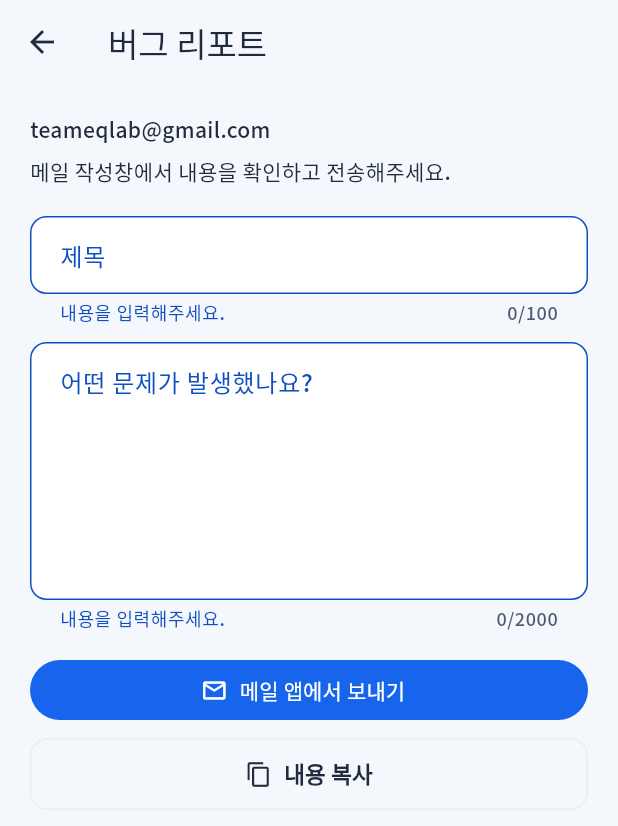
After one commit to Google-Ajou-CapstoneDesign/Suwon_multiculturalism_v2, a Flutter app: the BugReportScreen screen opened directly, after a tap on "메일 앱에서 보내기", on a phone screen of 412 x 824 dp. The commit adds this screen. Shown: the top 826 px of the screen. Run offline on Flutter 3.47's test engine with Material 3 defaults, Android fonts, the phone set to English and light mode, and no system bars; our stand-ins replace firebase_auth, firebase_core, flutter_markdown_plus, geolocator, google_sign_in, pdf and 1 more; missing offline and left inert: file_selector; accounts and stored records are empty; network calls fail; statements that could not run were skipped; project files that could hold a hidden picture were left out.

Commit message:
feat: 버그 리포트 기능 추가

```diff
--- /dev/null
+++ b/frontend/lib/features/settings/models/bug_report_email.dart
@@ -0,0 +1,24 @@
+class BugReportEmail {
+  const BugReportEmail({required this.title, required this.description});
+
+  static const recipient = 'teameqlab@gmail.com';
+  final String title;
+  final String description;
+
+  String get subject => '[Local Bridge Bug Report] ${title.trim()}';
+  String get body => description.trim();
+
+  // mailto의 공백은 +가 아닌 %20으로 인코딩해야 메일 앱에서 원문이 유지된다.
+  Uri get uri => Uri(
+    scheme: 'mailto',
+    path: recipient,
+    query: {'subject': subject, 'body': body}.entries
+        .map(
+          (entry) =>
+              '${Uri.encodeComponent(entry.key)}=${Uri.encodeComponent(entry.value)}',
+        )
+        .join('&'),
+  );
+
+  String get clipboardText => '$recipient\n$subject\n\n$body';
+}
--- /dev/null
+++ b/frontend/lib/features/settings/models/bug_report_strings.dart
@@ -0,0 +1,70 @@
+import '../../../core/app_language.dart';
+
+class BugReportStrings {
+  static const title = L10nText(
+    ko: '버그 리포트',
+    en: 'Report a bug',
+    zh: '报告问题',
+    vi: 'Báo cáo lỗi',
+  );
+  static const subject = L10nText(
+    ko: '제목',
+    en: 'Subject',
+    zh: '标题',
+    vi: 'Tiêu đề',
+  );
+  static const description = L10nText(
+    ko: '어떤 문제가 발생했나요?',
+    en: 'What went wrong?',
+    zh: '发生了什么问题？',
+    vi: 'Bạn gặp vấn đề gì?',
+  );
+  static const hint = L10nText(
+    ko: '문제가 발생한 화면과 순서, 예상한 동작을 알려주세요.',
+    en: 'Describe the screen, steps to reproduce, and expected behavior.',
+    zh: '请描述出错页面、操作步骤和预期结果。',
+    vi: 'Mô tả màn hình, các bước gây lỗi và kết quả mong đợi.',
+  );
+  static const required = L10nText(
+    ko: '내용을 입력해주세요.',
+    en: 'Please fill in this field.',
+    zh: '请填写此项。',
+    vi: 'Vui lòng điền mục này.',
+  );
+  static const open = L10nText(
+    ko: '메일 앱에서 보내기',
+    en: 'Send using email app',
+    zh: '通过邮件应用发送',
+    vi: 'Gửi bằng ứng dụng email',
+  );
+  static const note = L10nText(
+    ko: '메일 작성창에서 내용을 확인하고 전송해주세요.',
+    en: 'Review and send the report in your email app.',
+    zh: '请在邮件应用中确认内容并发送。',
+    vi: 'Kiểm tra và gửi báo cáo trong ứng dụng email.',
+  );
+  static const copy = L10nText(
+    ko: '내용 복사',
+    en: 'Copy report',
+    zh: '复制报告',
+    vi: 'Sao chép báo cáo',
+  );
+  static const copied = L10nText(
+    ko: '수신 주소와 내용을 복사했습니다.',
+    en: 'Recipient and report copied.',
+    zh: '已复制收件地址和报告。',
+    vi: 'Đã sao chép địa chỉ nhận và báo cáo.',
+  );
+  static const copyFailed = L10nText(
+    ko: '복사하지 못했습니다. 입력한 내용을 직접 복사해주세요.',
+    en: 'Could not copy. Please copy the text manually.',
+    zh: '无法复制，请手动复制内容。',
+    vi: 'Không thể sao chép. Vui lòng sao chép thủ công.',
+  );
+  static const failed = L10nText(
+    ko: '메일 앱을 열지 못했습니다. 내용을 복사해 아래 주소로 보내주세요.',
+    en: 'Could not open an email app. Copy the report and send it to the address below.',
+    zh: '无法打开邮件应用，请复制报告并发送至以下地址。',
+    vi: 'Không mở được ứng dụng email. Sao chép báo cáo và gửi đến địa chỉ bên dưới.',
+  );
+}
--- /dev/null
+++ b/frontend/lib/features/settings/screens/bug_report_screen.dart
@@ -0,0 +1,143 @@
+import 'package:flutter/material.dart';
+import 'package:flutter/services.dart';
+import 'package:url_launcher/url_launcher.dart';
+import '../../../core/user_profile_controller.dart';
+import '../models/bug_report_email.dart';
+import '../models/bug_report_strings.dart';
+
+class BugReportScreen extends StatefulWidget {
+  const BugReportScreen({super.key, this.openEmail});
+  final Future<bool> Function(Uri)? openEmail;
+
+  @override
+  State<BugReportScreen> createState() => _BugReportScreenState();
+}
+
+class _BugReportScreenState extends State<BugReportScreen> {
+  final _form = GlobalKey<FormState>();
+  final _title = TextEditingController();
+  final _description = TextEditingController();
+  bool _opening = false;
+  bool _launchFailed = false;
+
+  BugReportEmail get _report =>
+      BugReportEmail(title: _title.text, description: _description.text);
+
+  Future<void> _open() async {
+    if (_opening || !_form.currentState!.validate()) return;
+    setState(() {
+      _opening = true;
+      _launchFailed = false;
+    });
+    try {
+      final opened =
+          await (widget.openEmail?.call(_report.uri) ?? launchUrl(_report.uri));
+      if (!mounted) return;
+      setState(() => _launchFailed = !opened);
+      if (opened) {
+        ScaffoldMessenger.of(context).showSnackBar(
+          SnackBar(
+            content: Text(
+              BugReportStrings.note.of(UserProfileScope.of(context).language),
+            ),
+          ),
+        );
+      }
+    } catch (_) {
+      if (mounted) setState(() => _launchFailed = true);
+    } finally {
+      if (mounted) setState(() => _opening = false);
+    }
+  }
+
+  Future<void> _copy() async {
+    if (!_form.currentState!.validate()) return;
+    final lang = UserProfileScope.of(context).language;
+    try {
+      await Clipboard.setData(ClipboardData(text: _report.clipboardText));
+      if (!mounted) return;
+      ScaffoldMessenger.of(
+        context,
+      ).showSnackBar(SnackBar(content: Text(BugReportStrings.copied.of(lang))));
+    } catch (_) {
+      if (!mounted) return;
+      ScaffoldMessenger.of(context).showSnackBar(
+        SnackBar(content: Text(BugReportStrings.copyFailed.of(lang))),
+      );
+    }
+  }
+
+  @override
+  void dispose() {
+    _title.dispose();
+    _description.dispose();
+    super.dispose();
+  }
+
+  @override
+  Widget build(BuildContext context) {
+    final lang = UserProfileScope.of(context).language;
+    return Scaffold(
+      appBar: AppBar(title: Text(BugReportStrings.title.of(lang))),
+      body: Form(
+        key: _form,
+        child: ListView(
+          padding: const EdgeInsets.all(20),
+          children: [
+            SelectableText(BugReportEmail.recipient),
+            const SizedBox(height: 8),
+            Text(BugReportStrings.note.of(lang)),
+            const SizedBox(height: 20),
+            TextFormField(
+              controller: _title,
+              maxLength: 100,
+              textInputAction: TextInputAction.next,
+              decoration: InputDecoration(
+                labelText: BugReportStrings.subject.of(lang),
+              ),
+              validator: (value) => value == null || value.trim().isEmpty
+                  ? BugReportStrings.required.of(lang)
+                  : null,
+            ),
+            const SizedBox(height: 12),
+            TextFormField(
+              controller: _description,
+              minLines: 6,
+              maxLines: 12,
+              maxLength: 2000,
+              keyboardType: TextInputType.multiline,
+              decoration: InputDecoration(
+                labelText: BugReportStrings.description.of(lang),
+                hintText: BugReportStrings.hint.of(lang),
+                alignLabelWithHint: true,
+              ),
+              validator: (value) => value == null || value.trim().isEmpty
+                  ? BugReportStrings.required.of(lang)
+                  : null,
+            ),
+            if (_launchFailed) ...[
+              const SizedBox(height: 12),
+              Text(
+                BugReportStrings.failed.of(lang),
+                style: TextStyle(color: Theme.of(context).colorScheme.error),
+              ),
+              const SelectableText(BugReportEmail.recipient),
+            ],
+            const SizedBox(height: 16),
+            FilledButton.icon(
+              onPressed: _opening ? null : _open,
+              icon: const Icon(Icons.mail_outline),
+              label: Text(BugReportStrings.open.of(lang)),
+            ),
+            const SizedBox(height: 8),
+            OutlinedButton.icon(
+              onPressed: _copy,
+              icon: const Icon(Icons.copy_outlined),
+              label: Text(BugReportStrings.copy.of(lang)),
+            ),
+          ],
+        ),
+      ),
+    );
+  }
+}
--- a/frontend/lib/features/settings/screens/settings_home_screen.dart
+++ b/frontend/lib/features/settings/screens/settings_home_screen.dart
@@ -15,6 +15,8 @@ import '../../auth/widgets/visa_picker.dart';
 import '../../onboarding/screens/guide_screen.dart';
 import '../../worklog/widgets/vault_box.dart';
 import '../models/settings_strings.dart';
+import '../models/bug_report_strings.dart';
+import 'bug_report_screen.dart';
 
 /// Tab 4 · 설정. design_files/App_Design.html의 settingsHTML() 레이아웃을
 /// 그대로 옮겼다 — 프로필 요약 카드 → 기본 설정(언어/비자/프로필/알림) →
@@ -66,9 +68,7 @@ class SettingsHomeScreen extends StatelessWidget {
                 ),
               ),
               Flexible(
-                child: SingleChildScrollView(
-                  child: VaultBox(language: lang),
-                ),
+                child: SingleChildScrollView(child: VaultBox(language: lang)),
               ),
             ],
           ),
@@ -259,14 +259,23 @@ class SettingsHomeScreen extends StatelessWidget {
                   _SettingsRow(
                     icon: Icons.menu_book_outlined,
                     label: SettingsStrings.guideLabel.of(lang),
-                    onTap: () => Navigator.of(
-                      context,
-                    ).push(MaterialPageRoute(builder: (_) => const GuideScreen())),
+                    onTap: () => Navigator.of(context).push(
+                      MaterialPageRoute(builder: (_) => const GuideScreen()),
+                    ),
                   ),
                   _SettingsRow(
                     icon: Icons.smart_toy_outlined,
                     label: SettingsStrings.aiGuideLabel.of(lang),
                     onTap: onOpenAiChat,
+                  ),
+                  _SettingsRow(
+                    icon: Icons.bug_report_outlined,
+                    label: BugReportStrings.title.of(lang),
+                    onTap: () => Navigator.of(context).push(
+                      MaterialPageRoute(
+                        builder: (_) => const BugReportScreen(),
+                      ),
+                    ),
                     isLast: true,
                   ),
                 ],
@@ -288,7 +297,11 @@ class SettingsHomeScreen extends StatelessWidget {
             Text(
               SettingsStrings.bottomNote.of(lang),
               textAlign: TextAlign.center,
-              style: const TextStyle(fontSize: 11, color: AppColors.textMuted, height: 1.5),
+              style: const TextStyle(
+                fontSize: 11,
+                color: AppColors.textMuted,
+                height: 1.5,
+              ),
             ),
           ],
         ),
@@ -458,7 +471,8 @@ class _ProfileEditSheetState extends State<_ProfileEditSheet> {
   Future<void> _save(AppLanguage lang) async {
     final name = _nameController.text.trim();
     setState(
-      () => _nameError = name.isEmpty ? SettingsStrings.errorName.of(lang) : null,
+      () =>
+          _nameError = name.isEmpty ? SettingsStrings.errorName.of(lang) : null,
     );
     if (name.isEmpty) return;
     if (_visa == VisaStatus.etc && _customVisaController.text.trim().isEmpty) {
@@ -509,7 +523,9 @@ class _ProfileEditSheetState extends State<_ProfileEditSheet> {
   Widget build(BuildContext context) {
     final lang = widget.profile.language;
     return Padding(
-      padding: EdgeInsets.only(bottom: MediaQuery.of(context).viewInsets.bottom),
+      padding: EdgeInsets.only(
+        bottom: MediaQuery.of(context).viewInsets.bottom,
+      ),
       child: DraggableScrollableSheet(
         expand: false,
         initialChildSize: 0.65,
@@ -581,7 +597,10 @@ class _ProfileEditSheetState extends State<_ProfileEditSheet> {
                             ),
                           ),
                         ),
-                        const Icon(Icons.expand_more, color: AppColors.textMuted),
+                        const Icon(
+                          Icons.expand_more,
+                          color: AppColors.textMuted,
+                        ),
                       ],
                     ),
                   ),
--- a/frontend/pubspec.yaml
+++ b/frontend/pubspec.yaml
@@ -20,6 +20,7 @@ dependencies:
   file_selector: ^1.1.0
   mime: ^2.1.0
   http_parser: ^4.1.2
+  url_launcher: ^6.3.2
 
 dev_dependencies:
   flutter_test:
```
Also changed, not shown: frontend/pubspec.lock, 6 other files.
